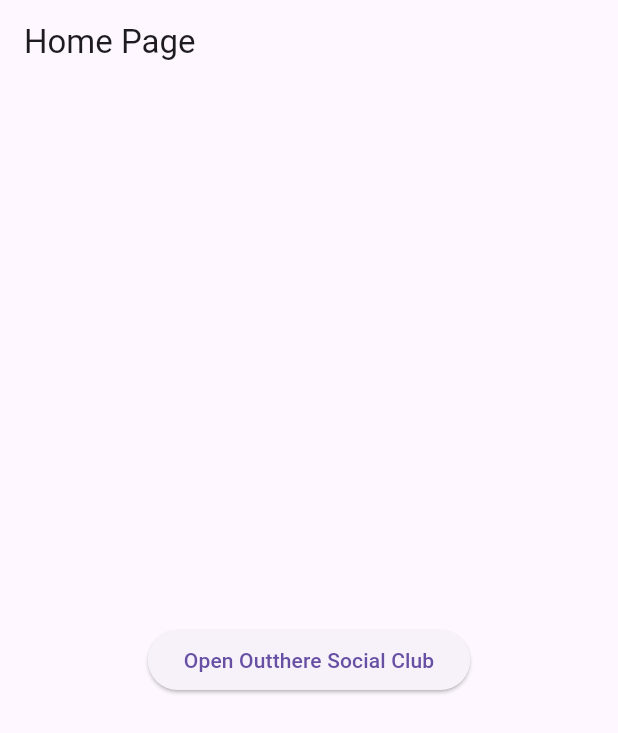
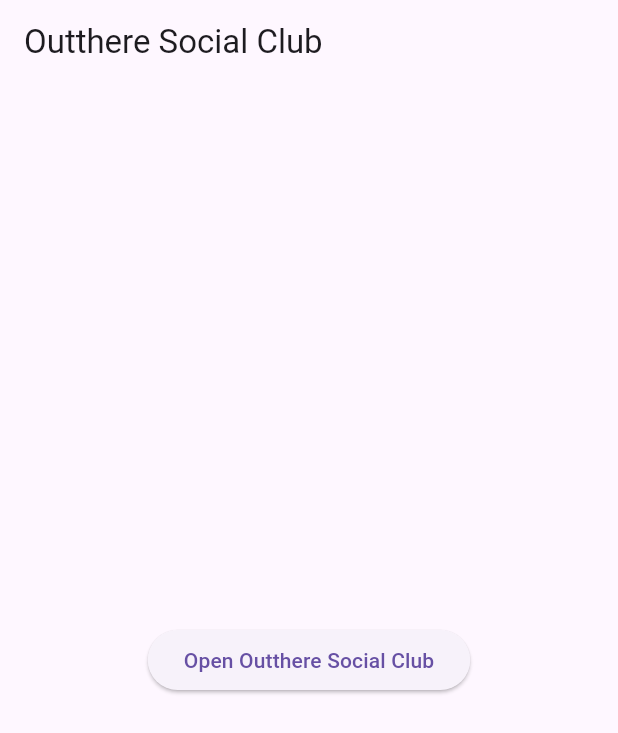
Before and after one commit to 2024-Arizona-Opportunity-Hack/Hackathon-Queens-OutThereSocialClubat-OutThereSocialClub-ASUWebsiteandMembershipSystem, a Flutter app: the screen it shows after launch, on a phone screen of 412 x 824 dp. Shown: the top 733 px of the screen. Run offline on Flutter 3.47's test engine with Material 3 defaults, Android fonts, the phone set to English and light mode, and no system bars; our stand-ins replace webview_flutter.

Commit message:
Merge branch 'main' of https://github.com/2024-Arizona-Opportunity-Hack/Hackathon-Queens-OutThereSocialClubat-OutThereSocialClub-ASUWebsiteandMembershipSystem

```diff
--- a/outtheresocialclub/lib/main.dart
+++ b/outtheresocialclub/lib/main.dart
@@ -7,7 +7,7 @@ class MyApp extends StatelessWidget {
   @override
   Widget build(BuildContext context) {
     return MaterialApp(
-      title: 'WebView Demo',
+      title: 'Outthere Social Club',
       home: HomePage(),
     );
   }
@@ -18,7 +18,7 @@ class HomePage extends StatelessWidget {
   Widget build(BuildContext context) {
     return Scaffold(
       appBar: AppBar(
-        title: Text('Home Page'),
+        title: Text('Outthere Social Club'),
       ),
       body: Center(
         child: ElevatedButton(
@@ -53,8 +53,12 @@ class _WebViewPageState extends State<WebViewPage> {
   void _initializeWebView() {
     _controller = WebViewController()
       ..setJavaScriptMode(JavaScriptMode.unrestricted)
+      ..setBackgroundColor(const Color(0x00000000))
       ..setNavigationDelegate(
         NavigationDelegate(
+          onProgress: (int progress) {
+            // Update loading bar.
+          },
           onPageStarted: (String url) {
             setState(() {
               isLoading = true;
@@ -66,7 +70,8 @@ class _WebViewPageState extends State<WebViewPage> {
             });
           },
           onWebResourceError: (WebResourceError error) {
-            // Handle errors here
+            // Handle errors here.
+            print('Error loading page: $error');
           },
         ),
       )
@@ -77,7 +82,7 @@ class _WebViewPageState extends State<WebViewPage> {
   Widget build(BuildContext context) {
     return Scaffold(
       appBar: AppBar(
-        title: Text('you.com'),
+        title: Text('Outthere Social Club'),
         actions: <Widget>[
           IconButton(
             icon: Icon(Icons.arrow_back),
```
Also changed, not shown: 1 other file.
